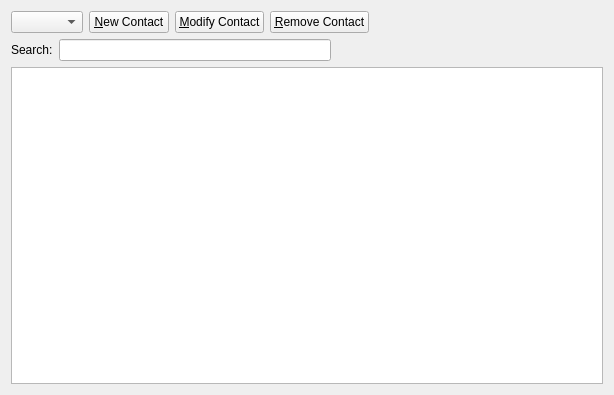
First picture: the form in client/src/contactspage.ui, repository KDAB/FatCRM, before the edit.
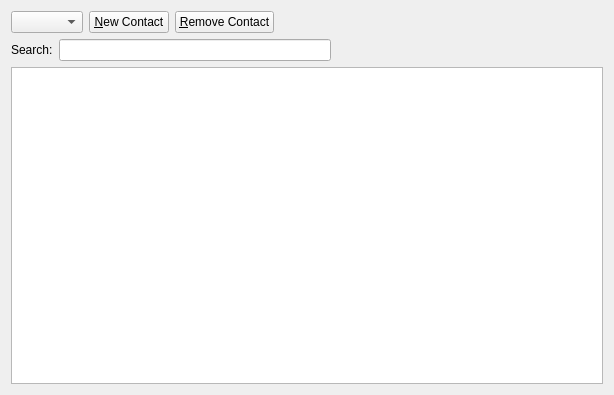
Second picture: the form after the edit. Custom widgets are drawn as their Qt base class.

Commit message: re-designed the ui - added more data loading retrieving - refactored saving and modifying process

What changed in the file:
```diff
--- a/client/src/contactspage.ui
+++ b/client/src/contactspage.ui
@@ -30,13 +30,6 @@
            </property>
           </widget>
          </item>
-         <item>
-          <widget class="QPushButton" name="modifyContactPB">
-           <property name="text">
-            <string>&amp;Modify Contact</string>
-           </property>
-          </widget>
-         </item>
          <item>
           <widget class="QPushButton" name="removeContactPB">
            <property name="text">
```
The commit also changes 6 other files.
